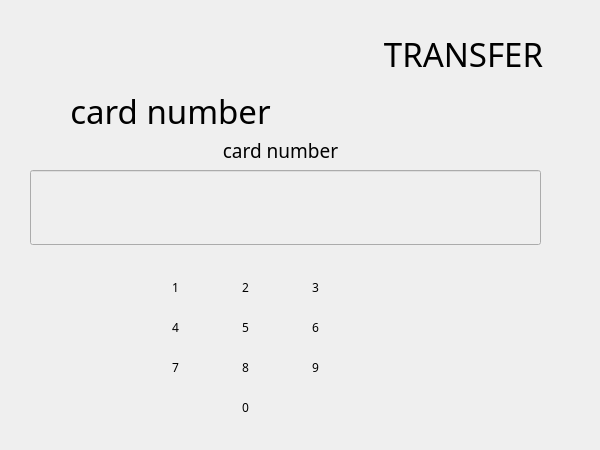
First picture: the form in ATM/sendmoneyAccount.ui, repository Darina77/ATMProject, before the edit.
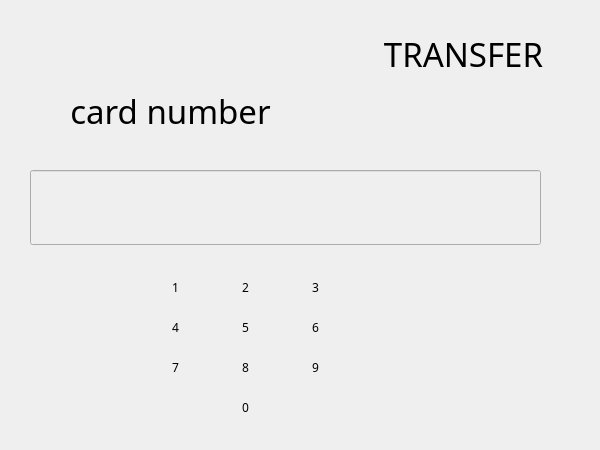
Second picture: the form after the edit. Icons and pictures are not drawn.

Patch:
```diff
--- a/ATM/sendmoneyAccount.ui
+++ b/ATM/sendmoneyAccount.ui
@@ -538,7 +538,7 @@
 }</string>
    </property>
    <property name="text">
-    <string>card number</string>
+    <string/>
    </property>
    <property name="alignment">
     <set>Qt::AlignCenter</set>
```
